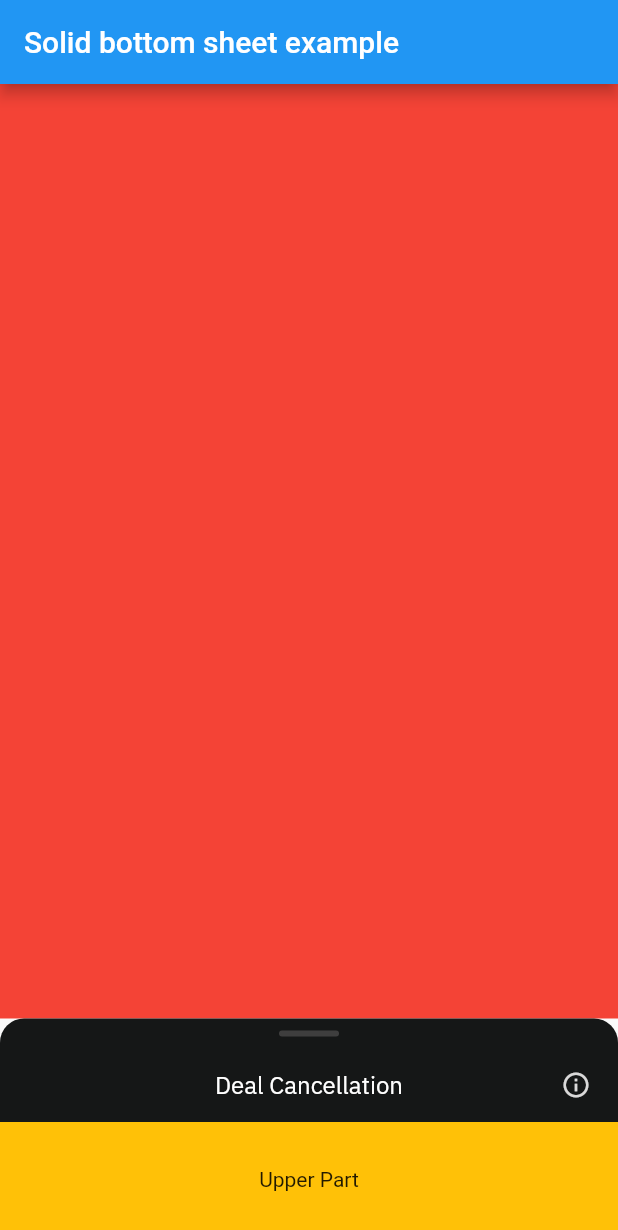
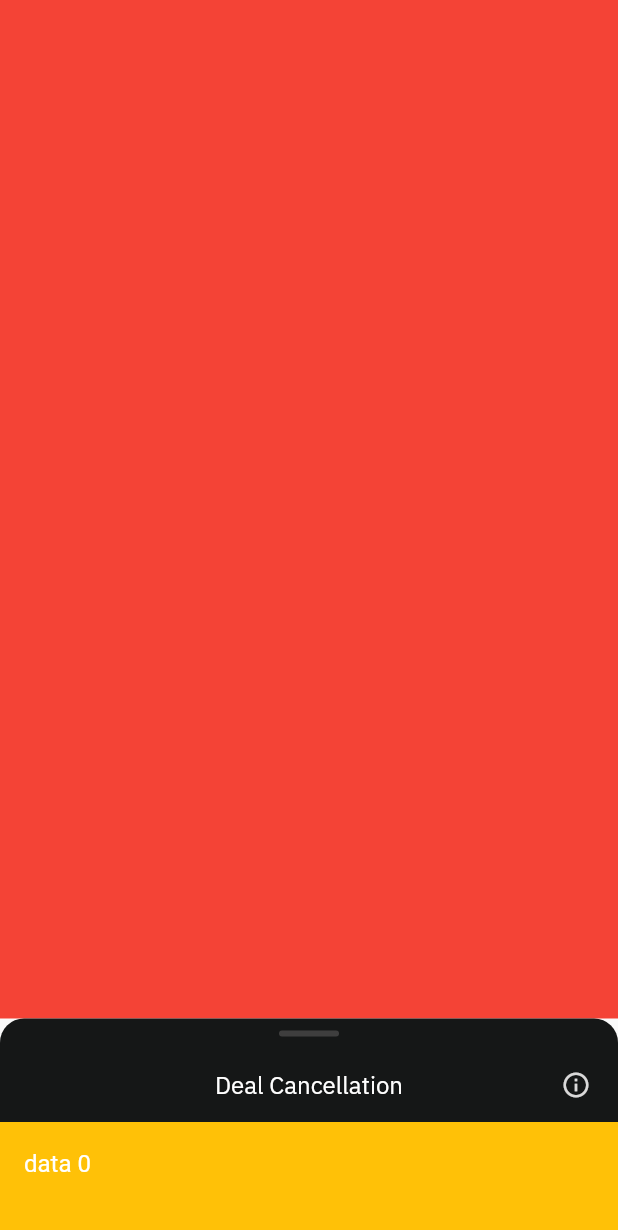
Before and after one commit to hamed-fs/flutter_widget_test_playground, a Flutter app: the screen it shows after launch, on a phone screen of 412 x 824 dp. Shown: the top 1230 px of the screen. Run offline on Flutter 3.47's test engine with Material 2 defaults, Android fonts, the phone set to English and light mode, and no system bars; statements that could not run were skipped.

Commit message:
- first ok 09

```diff
--- a/lib/expandable_bottom_sheet.dart
+++ b/lib/expandable_bottom_sheet.dart
@@ -7,17 +7,16 @@ class ExpandableBottomSheet extends StatefulWidget {
   // 0. By default is 0
   final double minHeight;
   final double maxHeight;
+  final double upperContentHeight;
 
   // This controls the minimum height of the body. By default is 500
 
   // This is the content that will be hided of your bottomSheet. You can fit any
   // widget. This parameter is required
-  final Widget upperBody;
-  final Widget lowerBody;
+  final Widget upperContent;
+  final Widget lowerContent;
 
-  final bool hasTitle;
   final String title;
-  final bool hasHint;
   final String hint;
 
   final Widget toggler;
@@ -57,18 +56,16 @@ class ExpandableBottomSheet extends StatefulWidget {
 
   ExpandableBottomSheet({
     Key key,
-    // @required this.context,
-    @required this.upperBody,
-    @required this.lowerBody,
+    this.upperContent,
+    this.lowerContent,
     this.toggler,
     this.minHeight = 0,
     this.maxHeight,
+    this.upperContentHeight,
     this.autoSwiped = true,
     this.canUserSwipe = true,
     this.maximizedAtStart = false,
     this.expandDuration = const Duration(milliseconds: 250),
-    this.hasTitle = false,
-    this.hasHint = false,
     this.title,
     this.hint,
     this.onShow,
@@ -83,6 +80,7 @@ class _ExpandableBottomSheetState extends State<ExpandableBottomSheet> {
   double _minHeight;
   double _maxHeight;
   bool _isDragDirectionUp;
+  bool _hintIsVisible = false;
 
   _ExpandableBottomSheetController _controller;
 
@@ -100,7 +98,8 @@ class _ExpandableBottomSheetState extends State<ExpandableBottomSheet> {
     super.didChangeDependencies();
 
     _minHeight = widget.minHeight;
-    _maxHeight = _getAvailableHeight() - 76;
+    _maxHeight = _getAvailableHeight() -
+        (widget.upperContent == null ? 0 : widget.upperContentHeight);
 
     _controller.height = widget.maximizedAtStart ? _maxHeight : _minHeight;
 
@@ -123,11 +122,17 @@ class _ExpandableBottomSheetState extends State<ExpandableBottomSheet> {
           children: <Widget>[
             _buildToggler(),
             Visibility(
-              visible: widget.hasTitle,
-              child: _buildTitle(),
+              visible: widget.title != null,
+              child: _buildTitle() ?? Container(),
             ),
-            widget.upperBody,
-            _buildLowerBody(),
+            Visibility(
+              visible: widget?.upperContent != null,
+              child: widget.upperContent ?? Container(),
+            ),
+            Visibility(
+              visible: widget?.lowerContent != null,
+              child: _buildLowerContent() ?? Container(),
+            ),
           ],
         ),
       );
@@ -137,7 +142,7 @@ class _ExpandableBottomSheetState extends State<ExpandableBottomSheet> {
             widget.canUserSwipe ? _onVerticalDragUpdate : null,
         onVerticalDragEnd: widget.autoSwiped ? _onVerticalDragEnd : null,
         child: widget.toggler ?? _getDefaultToggler(),
-        onTap: _onTap,
+        onTap: _hintIsVisible ? null : _onTap,
       );
 
   Widget _buildTitle() => Container(
@@ -148,7 +153,7 @@ class _ExpandableBottomSheetState extends State<ExpandableBottomSheet> {
           overflow: Overflow.visible,
           children: <Widget>[
             Text(
-              widget.title,
+              widget.title ?? '',
               style: TextStyle(
                 color: Colors.white,
                 fontFamily: 'IBMPlexSans',
@@ -162,10 +167,32 @@ class _ExpandableBottomSheetState extends State<ExpandableBottomSheet> {
                   size: 20.0,
                   color: Color(0xFFDADADA),
                 ),
-                onTap: () {},
+                onTap: () => setState(() => _hintIsVisible = !_hintIsVisible),
               ),
               right: 18.0,
-            )
+            ),
+            Positioned(
+              child: Visibility(
+                visible: _hintIsVisible,
+                child: Container(
+                  padding: const EdgeInsets.symmetric(
+                      vertical: 6.0, horizontal: 16.0),
+                  decoration: BoxDecoration(
+                    borderRadius: BorderRadius.circular(6.0),
+                    color: Color(0xFF323738),
+                  ),
+                  child: Text(
+                    widget.hint ?? '',
+                    style: TextStyle(
+                      color: Colors.white,
+                      fontSize: 12.0,
+                    ),
+                  ),
+                ),
+              ),
+              right: _getHintRightPosition(),
+              bottom: _getHintTopPosition(),
+            ),
           ],
         ),
       );
@@ -182,7 +209,7 @@ class _ExpandableBottomSheetState extends State<ExpandableBottomSheet> {
         ),
       );
 
-  Widget _buildLowerBody() => StreamBuilder<double>(
+  Widget _buildLowerContent() => StreamBuilder<double>(
         stream: _controller.heightStream,
         initialData: _controller.height,
         builder: (BuildContext _, AsyncSnapshot snapshot) {
@@ -190,7 +217,7 @@ class _ExpandableBottomSheetState extends State<ExpandableBottomSheet> {
             curve: Curves.ease,
             duration: widget.expandDuration,
             height: snapshot.data,
-            child: widget.lowerBody,
+            child: widget.lowerContent,
           );
         },
       );
@@ -222,7 +249,7 @@ class _ExpandableBottomSheetState extends State<ExpandableBottomSheet> {
   }
 
   void _onVerticalDragEnd(DragEndDetails data) {
-    if (_isDragDirectionUp && (_controller?.value ?? false)) {
+    if (_isDragDirectionUp && _controller.value) {
       _show();
     } else if (!(_isDragDirectionUp || _controller.value)) {
       _hide();
@@ -231,13 +258,20 @@ class _ExpandableBottomSheetState extends State<ExpandableBottomSheet> {
     }
   }
 
-  double _getAppBarHeight() =>
-      Scaffold.of(context).hasAppBar ? Scaffold.of(context).appBarMaxHeight : 0;
+  double _getAppBarHeight() => Scaffold.of(context).hasAppBar
+      ? Scaffold.of(context).appBarMaxHeight
+      : 0.0;
 
   double _getDeviceHeight() => MediaQuery.of(context).size.height;
 
+  double _getTitleHeight() => 44.0 + (widget.title != null ? 49.0 : 0.0);
+
   double _getAvailableHeight() =>
-      _getDeviceHeight() - _getAppBarHeight() - 44 - 49;
+      _getDeviceHeight() - _getAppBarHeight() - _getTitleHeight();
+
+  double _getHintTopPosition() => _controller.isOpened ? -6.0 : 32.0;
+
+  double _getHintRightPosition() => _controller.isOpened ? 48.0 : 18.0;
 }
 
 class _ExpandableBottomSheetBloc {
--- a/lib/main.dart
+++ b/lib/main.dart
@@ -28,26 +28,37 @@ class _MyHomePageState extends State<MyHomePage> {
   Widget build(BuildContext context) {
     return SafeArea(
       child: Scaffold(
-        appBar: AppBar(
-          title: Text("Solid bottom sheet example"),
-        ),
         body: Center(
           child: Container(
             color: Colors.red,
           ),
         ),
         bottomSheet: ExpandableBottomSheet(
-          hasTitle: true,
+          upperContentHeight: 76.0,
           title: 'Deal Cancellation',
+          hint:
+              'Allows you to cancel your trade within\na chosen time frame should the\nmarket move against your favour.',
           // toggler: Icon(Icons.arrow_drop_down),
-          upperBody: Container(
+          upperContent: Container(
             height: 76.0,
             color: Colors.amber,
             child: Center(
-              child: Text('Upper Part'),
+              child: SingleChildScrollView(
+                child: Column(
+                  children: <Widget>[
+                    for (var i = 0; i < 100; i++)
+                      ListTile(
+                        title: Text(
+                          'data $i',
+                          style: TextStyle(color: Colors.white),
+                        ),
+                      )
+                  ],
+                ),
+              ),
             ),
           ),
-          lowerBody: SingleChildScrollView(
+          lowerContent: SingleChildScrollView(
             child: Column(
               children: <Widget>[
                 for (var i = 0; i < 100; i++)
```
